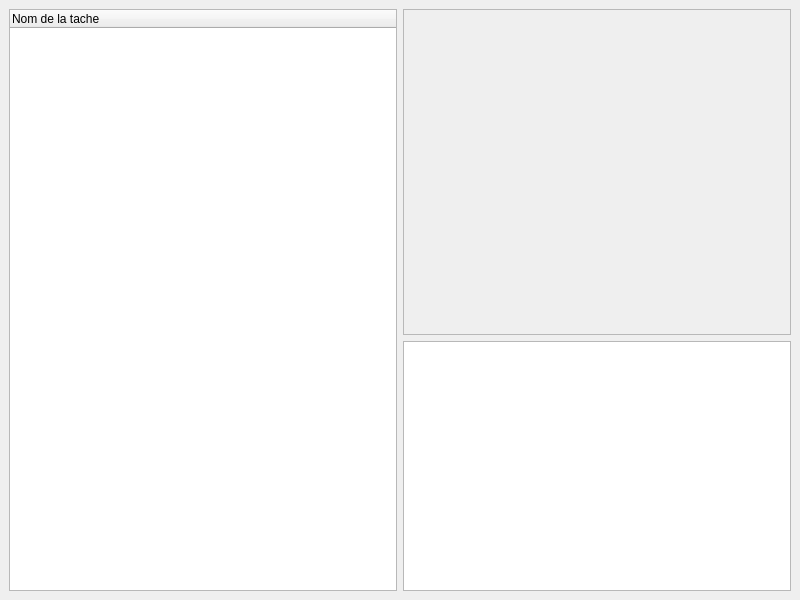
Old version of the form App/ProCal/ui/mainwindowprojet.ui in the repository sd65/ProCal.
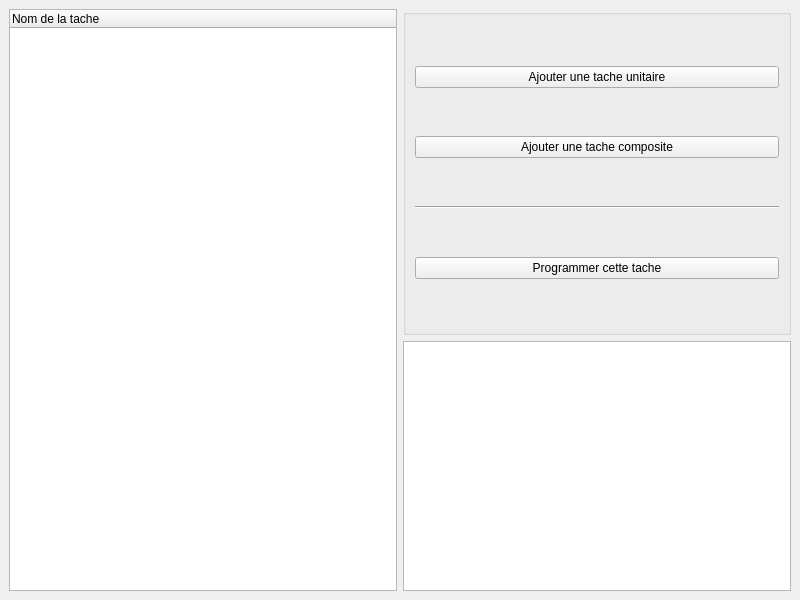
New version of the form. Icons and pictures are not drawn.

Commit message: Add tache unitaire ok

```diff
--- a/App/ProCal/ui/mainwindowprojet.ui
+++ b/App/ProCal/ui/mainwindowprojet.ui
@@ -30,20 +30,55 @@
     <item>
      <layout class="QVBoxLayout" name="verticalLayout">
       <item>
-       <widget class="QFrame" name="frame">
+       <widget class="QGroupBox" name="groupBox">
         <property name="minimumSize">
          <size>
           <width>300</width>
           <height>0</height>
          </size>
         </property>
-        <property name="frameShape">
-         <enum>QFrame::StyledPanel</enum>
-        </property>
-        <property name="frameShadow">
-         <enum>QFrame::Raised</enum>
-        </property>
-        <layout class="QVBoxLayout" name="verticalLayout_2"/>
+        <layout class="QVBoxLayout" name="verticalLayout_2">
+         <item>
+          <widget class="QPushButton" name="addUnitaire">
+           <property name="text">
+            <string>Ajouter une tache unitaire</string>
+           </property>
+           <property name="icon">
+            <iconset resource="icons/iconsressourcefile.qrc">
+             <normaloff>:/add.svg</normaloff>:/add.svg</iconset>
+           </property>
+          </widget>
+         </item>
+         <item>
+          <widget class="QPushButton" name="addComposite">
+           <property name="text">
+            <string>Ajouter une tache composite</string>
+           </property>
+           <property name="icon">
+            <iconset resource="icons/iconsressourcefile.qrc">
+             <normaloff>:/orange-add-folders-to-archive.svg</normaloff>:/orange-add-folders-to-archive.svg</iconset>
+           </property>
+          </widget>
+         </item>
+         <item>
+          <widget class="Line" name="line">
+           <property name="orientation">
+            <enum>Qt::Horizontal</enum>
+           </property>
+          </widget>
+         </item>
+         <item>
+          <widget class="QPushButton" name="pushButton">
+           <property name="text">
+            <string>Programmer cette tache</string>
+           </property>
+           <property name="icon">
+            <iconset resource="icons/iconsressourcefile.qrc">
+             <normaloff>:/appointment.svg</normaloff>:/appointment.svg</iconset>
+           </property>
+          </widget>
+         </item>
+        </layout>
        </widget>
       </item>
       <item>
```
Left out of the diff: 6 changed lines with no effect on the pictures. The commit also changes 15 other files.
